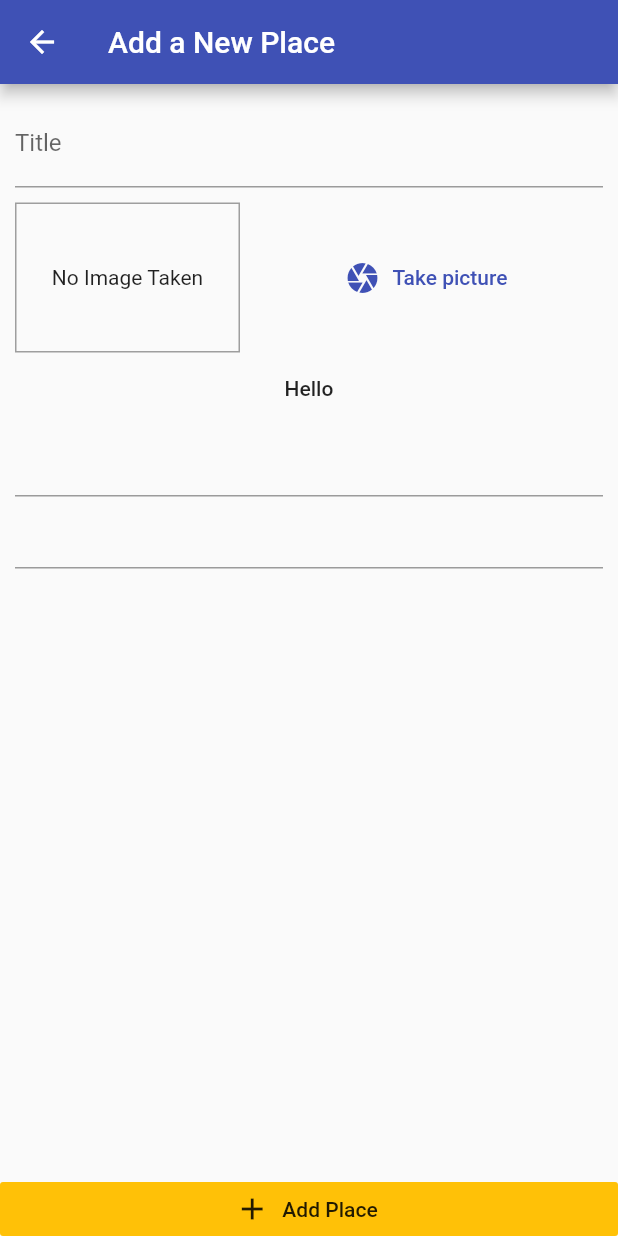
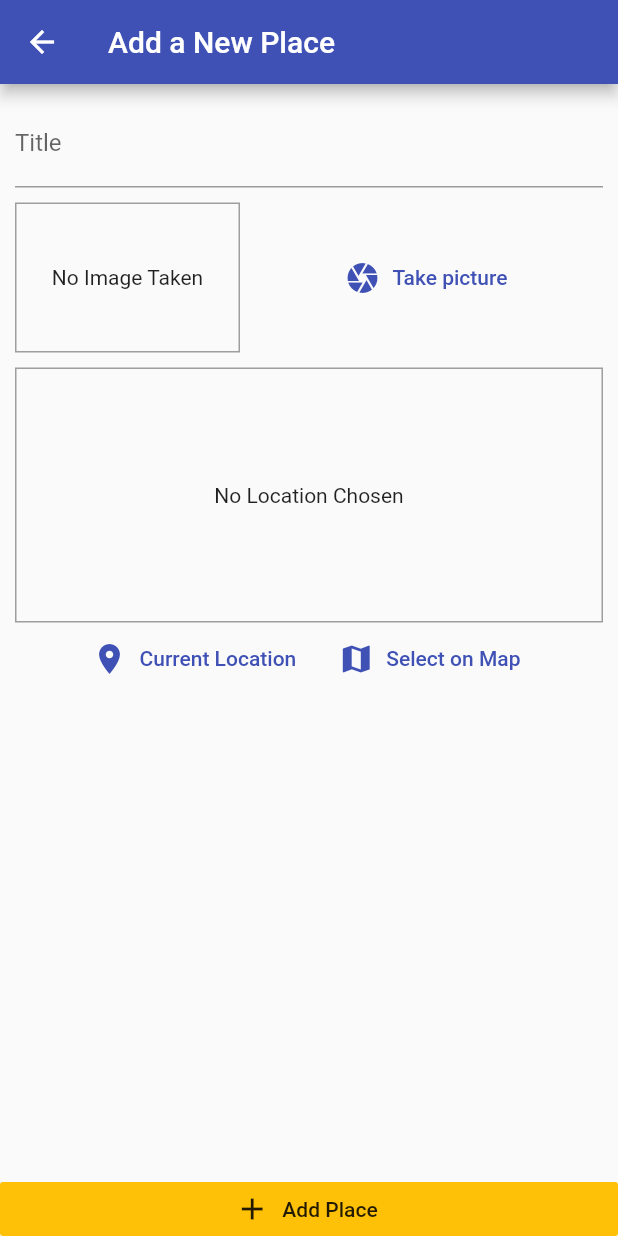
Before and after one commit to shankar75031/places-app-flutter, a Flutter app: the AddPlaceScreen screen opened by its route, on a phone screen of 412 x 824 dp. Run offline on Flutter 3.47's test engine with Material 2 defaults, Android fonts, the phone set to English and light mode, and no system bars; our stand-ins replace image_picker, location, sqflite; accounts and stored records are empty.

Commit message:
fetched current user lat and lng location data

```diff
--- a/lib/screens/add_place_screen.dart
+++ b/lib/screens/add_place_screen.dart
@@ -3,6 +3,7 @@ import 'dart:io';
 import 'package:flutter/material.dart';
 import 'package:places_app/providers/great_places.dart';
 import 'package:places_app/widgets/image_input.dart';
+import 'package:places_app/widgets/location_input.dart';
 import 'package:provider/provider.dart';
 
 class AddPlaceScreen extends StatefulWidget {
@@ -55,12 +56,8 @@ class _AddPlaceScreenState extends State<AddPlaceScreen> {
                       height: 10,
                     ),
                     ImageInput(_selectImage),
-                    FlatButton(
-                      child: Text('Hello'),
-                      onPressed: () {},
-                    ),
-                    TextField(),
-                    TextField(),
+                    SizedBox(height: 10),
+                    LocationInput(),
                   ],
                 ),
               ),
--- /dev/null
+++ b/lib/widgets/location_input.dart
@@ -0,0 +1,67 @@
+import 'package:flutter/material.dart';
+import 'package:location/location.dart';
+
+class LocationInput extends StatefulWidget {
+  @override
+  _LocationInputState createState() => _LocationInputState();
+}
+
+class _LocationInputState extends State<LocationInput> {
+  String _previewImageUrl;
+
+  Future<void> _getCurrentUserLocation() async {
+    final locData = await Location().getLocation();
+    print(locData.latitude);
+    print(locData.longitude);
+  }
+
+  @override
+  Widget build(BuildContext context) {
+    return Column(
+      children: [
+        Container(
+          height: 170,
+          width: double.infinity,
+          alignment: Alignment.center,
+          decoration: BoxDecoration(
+            border: Border.all(
+              width: 1,
+              color: Colors.grey,
+            ),
+          ),
+          child: _previewImageUrl == null
+              ? Text(
+                  'No Location Chosen',
+                  textAlign: TextAlign.center,
+                )
+              : Image.network(
+                  _previewImageUrl,
+                  fit: BoxFit.cover,
+                  width: double.infinity,
+                ),
+        ),
+        Row(
+          mainAxisAlignment: MainAxisAlignment.center,
+          children: [
+            FlatButton.icon(
+              icon: Icon(
+                Icons.location_on,
+              ),
+              label: Text('Current Location'),
+              textColor: Theme.of(context).primaryColor,
+              onPressed: _getCurrentUserLocation,
+            ),
+            FlatButton.icon(
+              icon: Icon(
+                Icons.map,
+              ),
+              label: Text('Select on Map'),
+              textColor: Theme.of(context).primaryColor,
+              onPressed: () {},
+            ),
+          ],
+        )
+      ],
+    );
+  }
+}
--- a/pubspec.yaml
+++ b/pubspec.yaml
@@ -28,6 +28,7 @@ dependencies:
   path_provider: ^1.6.27
   path: ^1.7.0
   sqflite: ^1.3.2+3
+  location: ^3.2.4
 
   # The following adds the Cupertino Icons font to your application.
   # Use with the CupertinoIcons class for iOS style icons.
```
Also changed, not shown: pubspec.lock, 1 other file.
